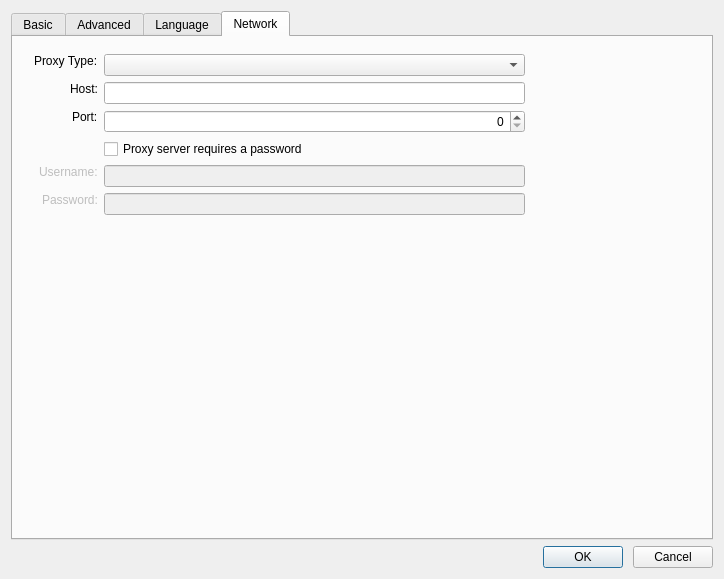
haiwen/seafile-client, file ui/settings-dialog.ui: the form before one commit.
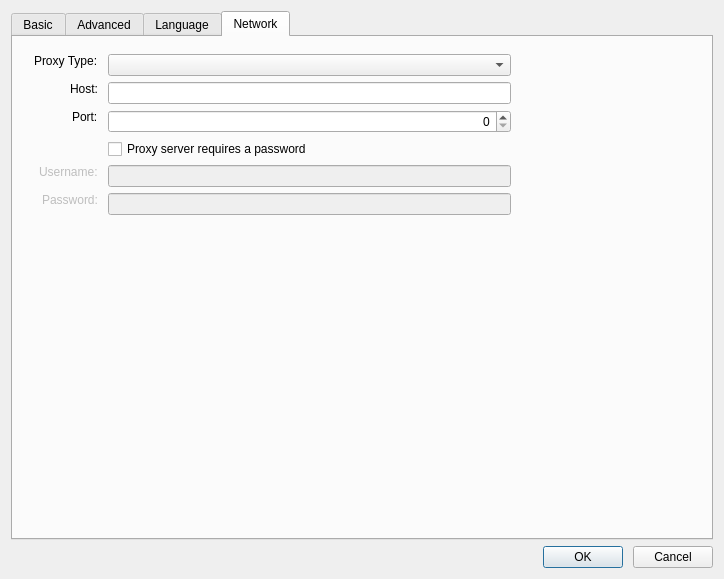
The form after the commit.

The edit to the form file:
```diff
--- a/ui/settings-dialog.ui
+++ b/ui/settings-dialog.ui
@@ -235,11 +235,14 @@
         <rect>
          <x>21</x>
          <y>12</y>
-         <width>491</width>
+         <width>481</width>
          <height>451</height>
         </rect>
        </property>
        <layout class="QVBoxLayout" name="verticalLayout_4">
+        <property name="spacing">
+         <number>6</number>
+        </property>
         <item>
          <layout class="QFormLayout" name="formLayout_2">
           <property name="labelAlignment">
@@ -249,7 +252,7 @@
            <set>Qt::AlignHCenter|Qt::AlignTop</set>
           </property>
           <property name="horizontalSpacing">
-           <number>6</number>
+           <number>10</number>
           </property>
           <property name="verticalSpacing">
            <number>6</number>
@@ -257,6 +260,9 @@
           <property name="topMargin">
            <number>5</number>
           </property>
+          <property name="rightMargin">
+           <number>4</number>
+          </property>
           <item row="0" column="0">
            <widget class="QLabel" name="mProxyMethodLabel">
             <property name="sizePolicy">
```
